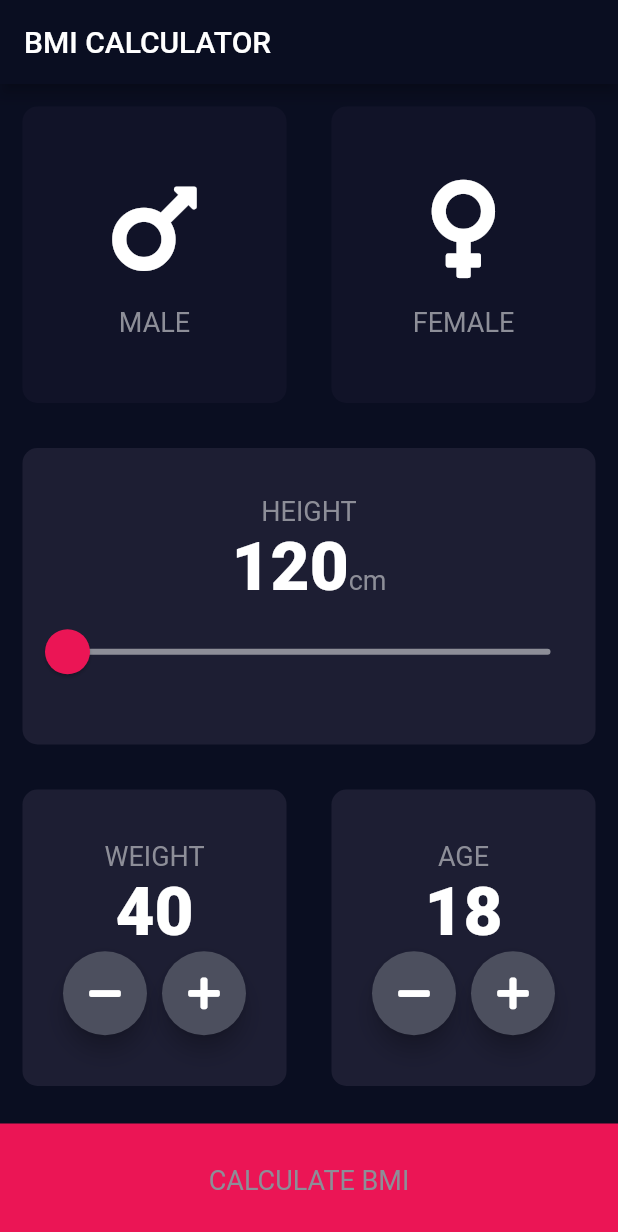
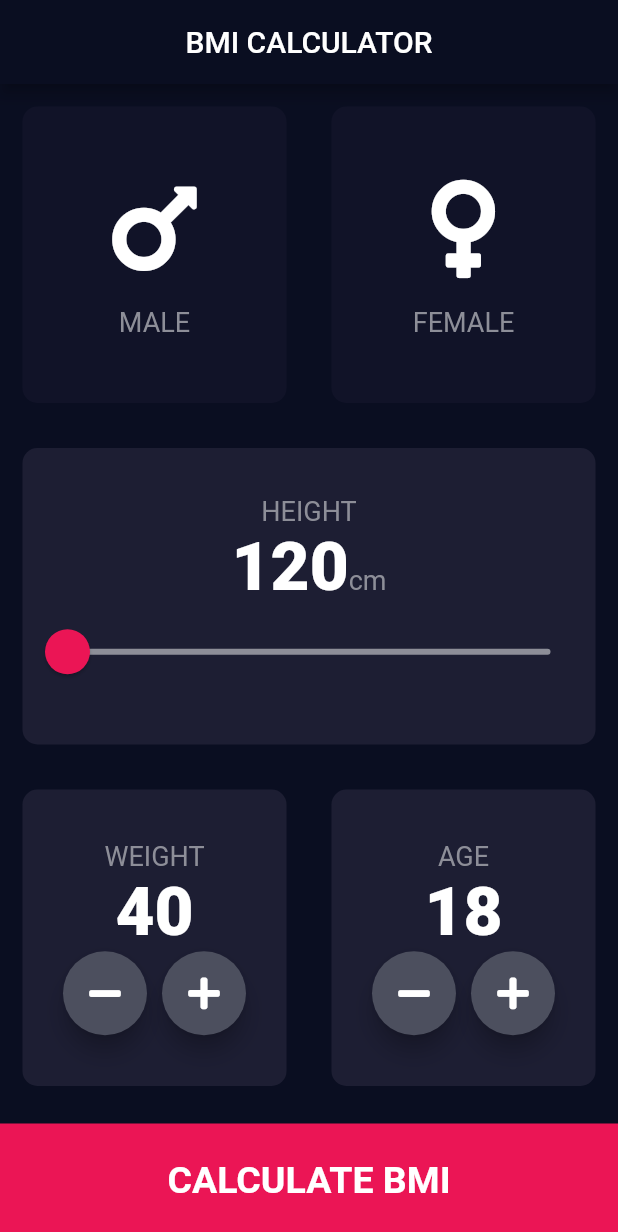
Before and after one commit to HarishGuragol/Bmi_App, a Flutter app: the screen it shows after launch, on a phone screen of 412 x 824 dp. Shown: the top 1232 px of the screen. Run offline on Flutter 3.47's test engine with Material 2 defaults, Android fonts, the phone set to English and light mode, and no system bars; our stand-ins replace font_awesome_flutter.

Commit message:
bmi app complete

```diff
--- /dev/null
+++ b/lib/components/bottom_button.dart
@@ -0,0 +1,31 @@
+import 'package:flutter/material.dart';
+import 'package:bmicalculator_app/constants.dart';
+
+class Bottombuttom extends StatelessWidget {
+  Bottombuttom({@required this.onTap, @required this.buttonTitle});
+
+  final Function onTap;
+  final String buttonTitle;
+
+  @override
+  Widget build(BuildContext context) {
+    return GestureDetector(
+      onTap: onTap,
+      child: Container(
+        color: kbottomcontainercolor,
+        margin: EdgeInsets.only(top: 10.0),
+        width: double.infinity,
+        height: kBottomContainerHeight,
+        child: Column(
+          mainAxisAlignment: MainAxisAlignment.center,
+          children: [
+            Text(
+              buttonTitle,
+              style: klargebuttonstyle,
+            ),
+          ],
+        ),
+      ),
+    );
+  }
+}
--- /dev/null
+++ b/lib/components/round_icon.dart
@@ -0,0 +1,24 @@
+import 'package:flutter/material.dart';
+//import 'package:bmicalculator_app/constants.dart';
+
+class RoundIconButton extends StatelessWidget {
+  RoundIconButton({@required this.icon, @required this.onPressed});
+
+  final IconData icon;
+  final Function onPressed;
+
+  @override
+  Widget build(BuildContext context) {
+    return RawMaterialButton(
+      child: Icon(icon),
+      onPressed: onPressed,
+      elevation: 6.0,
+      constraints: BoxConstraints.tightFor(
+        width: 56.0,
+        height: 56.0,
+      ),
+      shape: CircleBorder(),
+      fillColor: Color(0xFF4C4F5E),
+    );
+  }
+}
--- a/lib/main.dart
+++ b/lib/main.dart
@@ -1,5 +1,5 @@
 import 'package:flutter/material.dart';
-import 'package:bmicalculator_app/input_page.dart';
+import 'package:bmicalculator_app/screens/input_page.dart';
 
 void main() {
   runApp(BMICalculator());
--- a/lib/input_page.dart
+++ b/lib/screens/input_page.dart
@@ -1,9 +1,12 @@
-import 'package:bmicalculator_app/results_page.dart';
+import 'package:bmicalculator_app/screens/results_page.dart';
 import 'package:flutter/material.dart';
 import 'package:font_awesome_flutter/font_awesome_flutter.dart';
-import 'package:bmicalculator_app/icon_content.dart';
-import 'package:bmicalculator_app/reusable_card.dart';
+import 'package:bmicalculator_app/components/icon_content.dart';
+import 'package:bmicalculator_app/components/reusable_card.dart';
 import 'package:bmicalculator_app/constants.dart';
+import 'package:bmicalculator_app/components/bottom_button.dart';
+import 'package:bmicalculator_app/components/round_icon.dart';
+import 'package:bmicalculator_app/screens/calculator_brain.dart';
 
 enum Gender {
   male,
@@ -28,6 +31,7 @@ class _InputPageState extends State<InputPage> {
   Widget build(BuildContext context) {
     return Scaffold(
       appBar: AppBar(
+        centerTitle: true,
         title: Text('BMI CALCULATOR'),
       ),
       body: Column(
@@ -210,57 +214,28 @@ class _InputPageState extends State<InputPage> {
               ],
             ),
           ),
-          GestureDetector(
+          Bottombuttom(
+            buttonTitle: 'CALCULATE BMI',
             onTap: () {
+              CalculatorBrain cal =
+                  CalculatorBrain(height: height, weight: weight);
+
               Navigator.push(
                 context,
                 MaterialPageRoute(
                   builder: (context) {
-                    return ResultsPage();
+                    return ResultsPage(
+                      bmiResult: cal.calculateBMI(),
+                      resultText: cal.getResult(),
+                      interpretation: cal.getInterpretation(),
+                    );
                   },
                 ),
               );
             },
-            child: Container(
-              color: kbottomcontainercolor,
-              margin: EdgeInsets.only(top: 10.0),
-              width: double.infinity,
-              height: kBottomContainerHeight,
-              child: Column(
-                mainAxisAlignment: MainAxisAlignment.center,
-                children: [
-                  Text(
-                    'CALCULATE BMI',
-                    style: klabelTextStyle,
-                  ),
-                ],
-              ),
-            ),
           ),
         ],
       ),
     );
   }
 }
-
-class RoundIconButton extends StatelessWidget {
-  RoundIconButton({@required this.icon, @required this.onPressed});
-
-  final IconData icon;
-  final Function onPressed;
-
-  @override
-  Widget build(BuildContext context) {
-    return RawMaterialButton(
-      child: Icon(icon),
-      onPressed: onPressed,
-      elevation: 6.0,
-      constraints: BoxConstraints.tightFor(
-        width: 56.0,
-        height: 56.0,
-      ),
-      shape: CircleBorder(),
-      fillColor: Color(0xFF4C4F5E),
-    );
-  }
-}
```
Also changed, not shown: lib/constants.dart (+17 -0 lines), lib/results_page.dart (deleted, +0 -13 lines), lib/screens/calculator_brain.dart (added, +34 -0 lines), lib/screens/results_page.dart (added, +68 -0 lines), lib/components/icon_content.dart (renamed from lib/icon_content.dart), lib/components/reusable_card.dart (renamed from lib/reusable_card.dart).
